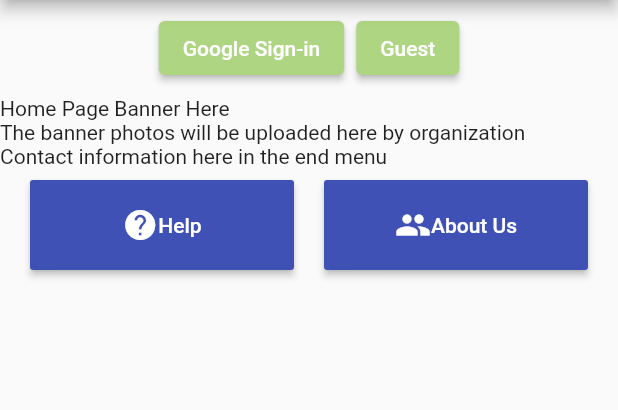
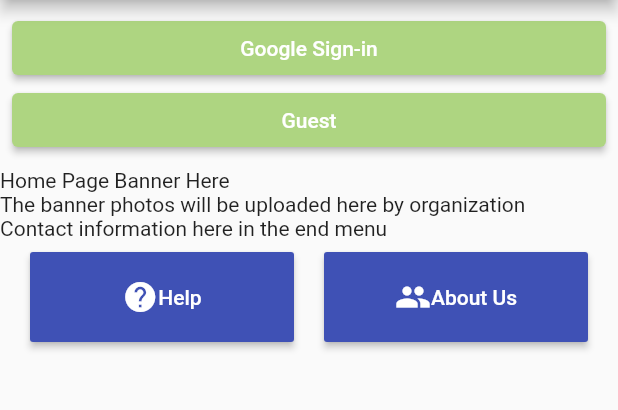
Before and after one commit to bhatiagagan24/Jack-The-Hack-Hackathon-, a Flutter app: the screen it shows after launch, on a phone screen of 412 x 824 dp, the part 84-494 px from its top. Run offline on Flutter 3.47's test engine with Material 2 defaults, Android fonts, the phone set to English and light mode, and no system bars.

Commit message:
changed signin and guest buttons

```diff
--- a/lib/screens/appLandingPage.dart
+++ b/lib/screens/appLandingPage.dart
@@ -27,7 +27,9 @@ class LoginScreen extends StatelessWidget {
               alignment: MainAxisAlignment.center,
               // layoutBehavior: ,
               children: <Widget>[
-                ElevatedButton(
+                Container(
+                  width: double.infinity,
+                  child: ElevatedButton(
                     onPressed: () {
                       showModalBottomSheet<void>(
                         context: context,
@@ -45,11 +47,16 @@ class LoginScreen extends StatelessWidget {
                     style: ElevatedButton.styleFrom(
                         primary: Colors.lightGreen.shade300),
                   ),
-                ElevatedButton(
+                ),
+                // Padding(padding: EdgeInsets.all(50)),
+                Container(
+                  width: double.infinity,
+                  child: ElevatedButton(
                     onPressed: () {},
                     child: Text('Guest'),
                     style: ElevatedButton.styleFrom(
                         primary: Colors.lightGreen.shade300),
+                  ),
                 ),
               ],
             ),
```
Lines whose indentation alone changed are shown as unchanged.
